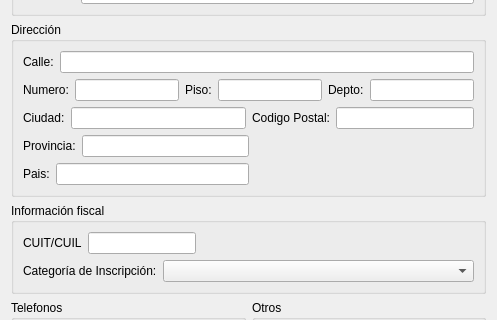
Above: trunk/src/FormClienteBase.ui from chungote/gestotux before the change; both pictures show x 0 to 497 and y 151 to 471 of the 497 by 697 pixel window. Below: the same form after it.
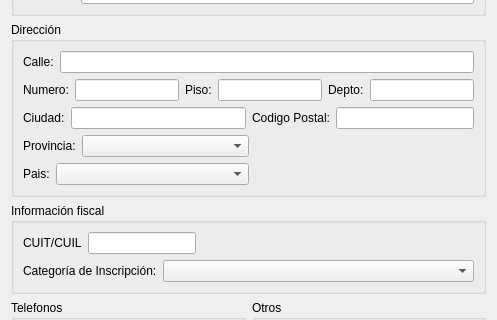
That is the form after the change. Custom widgets are drawn as their Qt base class.

The edit to the form file:
```diff
--- a/trunk/src/FormClienteBase.ui
+++ b/trunk/src/FormClienteBase.ui
@@ -242,7 +242,14 @@
            </widget>
           </item>
           <item>
-           <widget class="QLineEdit" name="LEProvincia"/>
+           <widget class="ECBProvincias" name="CBProvincia">
+            <property name="sizePolicy">
+             <sizepolicy hsizetype="MinimumExpanding" vsizetype="Fixed">
+              <horstretch>0</horstretch>
+              <verstretch>0</verstretch>
+             </sizepolicy>
+            </property>
+           </widget>
           </item>
          </layout>
         </item>
@@ -276,7 +283,14 @@
            </widget>
           </item>
           <item>
-           <widget class="QLineEdit" name="LEPais"/>
+           <widget class="ECBPaises" name="CBPaises">
+            <property name="sizePolicy">
+             <sizepolicy hsizetype="MinimumExpanding" vsizetype="Fixed">
+              <horstretch>0</horstretch>
+              <verstretch>0</verstretch>
+             </sizepolicy>
+            </property>
+           </widget>
           </item>
          </layout>
         </item>
@@ -489,6 +503,16 @@
    <extends>QLineEdit</extends>
    <header location="global">ELECuitCuil.h</header>
   </customwidget>
+  <customwidget>
+   <class>ECBProvincias</class>
+   <extends>QComboBox</extends>
+   <header>ecbprovincias.h</header>
+  </customwidget>
+  <customwidget>
+   <class>ECBPaises</class>
+   <extends>QComboBox</extends>
+   <header>ecbpaises.h</header>
+  </customwidget>
  </customwidgets>
  <tabstops>
   <tabstop>LERazonSocial</tabstop>
```
Left out of the diff: 8 changed lines with no effect on the pictures.
